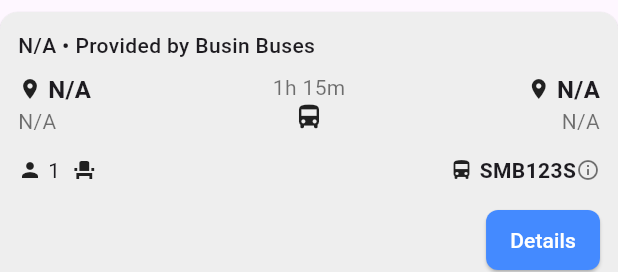
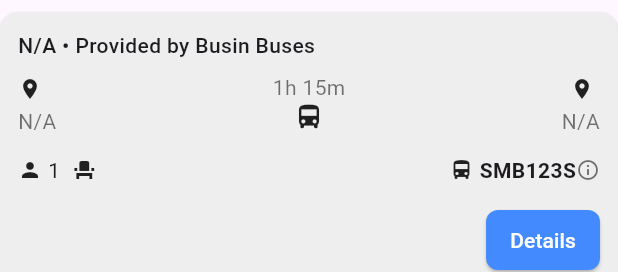
Before and after one commit to HXong/Bussin-Buses, a Flutter app: the BookingCard widget shown alone on an empty page, opened directly with empty values, on a phone screen of 412 x 824 dp. Shown: the top 272 px of the screen. Run offline on Flutter 3.47's test engine with Material 3 defaults, Android fonts, the phone set to English and light mode, and no system bars; our stand-ins replace flutter_map, flutter_svg, geolocator, latlong2, supabase_flutter; missing offline and left inert: flutter_map_location_marker; accounts and stored records are empty; network calls fail.

Commit message:
Add files via upload

```diff
--- a/frontend/lib/pages/CommuterNav/booking_nav.dart
+++ b/frontend/lib/pages/CommuterNav/booking_nav.dart
@@ -23,7 +23,7 @@ class _BookingNavState extends State<BookingNav> {
   @override
   Widget build(BuildContext context) {
     final commuterVM = Provider.of<CommuterViewModel>(context);
-    final schedule = commuterVM.scheduleData;
+    final schedule = commuterVM.selectedSchedule;
 
     return Scaffold(
       appBar: AppBar(
@@ -173,7 +173,7 @@ class _ConfirmDetailScreen extends State<ConfirmDetailScreen> {
   @override
   Widget build(BuildContext context) {
     final commuterVM = Provider.of<CommuterViewModel>(context);
-    final schedule = commuterVM.scheduleData;
+    final schedule = commuterVM.selectedSchedule;
 
     return GestureDetector(
       onTap: isConfirm ? exitScreen : null,
--- a/frontend/lib/pages/CommuterNav/upcoming_booking.dart
+++ b/frontend/lib/pages/CommuterNav/upcoming_booking.dart
@@ -1,51 +1,46 @@
-import 'package:bussin_buses/pages/CommuterNav/ticket_nav.dart';
 import 'package:flutter/material.dart';
 import 'package:intl/intl.dart';
-import 'booking_detail_screen.dart';
+import 'package:bussin_buses/models/Booking.dart';
+import 'package:bussin_buses/pages/CommuterNav/booking_detail_screen.dart';
+import 'package:bussin_buses/pages/CommuterNav/ticket_nav.dart';
 
 class BookingCard extends StatelessWidget {
-  final Map<String, dynamic> booking;
+  final Booking booking;
   const BookingCard({required this.booking});
 
   @override
   Widget build(BuildContext context) {
-    final scheduleTimeRaw = booking['schedule_id']?['time']?.toString();
-    final pickup = booking['schedule_id']?['pickup']?['location_name'] ?? 'N/A';
-    final destination = booking['schedule_id']?['destination']?['location_name'] ?? 'N/A';
-    final seatNumber = booking['seat_id']?['seat_number']?.toString() ?? 'N/A';
-    final scheduleDateRaw = booking['schedule_id']?['date'];
+    final schedule = booking.schedule;
+    final pickup = schedule?.pickup ?? 'N/A';
+    final destination = schedule?.destination ?? 'N/A';
+    final seatNumber = booking.seatNumber ?? 'N/A';
+
     String departureTime = 'N/A';
     String arrivalTime = 'N/A';
     String scheduleDate = 'N/A';
 
-    if (scheduleDateRaw != null) {
+    if (schedule != null) {
       try {
-        final parsedDate = DateTime.parse(scheduleDateRaw);
+        final parsedDate = DateTime.parse(schedule.date);
         scheduleDate = DateFormat('dd MMM, yyyy').format(parsedDate).toUpperCase();
-      } catch (e) {
-        print("Date parsing error: $e");
-      }
-    }
 
-    if (scheduleTimeRaw != null && scheduleTimeRaw.contains(':')) {
-      try {
-        final parts = scheduleTimeRaw.split(':');
+        final parts = schedule.time.split(':');
         final hour = int.tryParse(parts[0]) ?? 0;
         final minute = int.tryParse(parts[1]) ?? 0;
         final departureDateTime = DateTime(2025, 1, 20, hour, minute);
-        final arrivalDateTime = departureDateTime.add(Duration(hours: 1, minutes: 15));
+        final arrivalDateTime = departureDateTime.add(const Duration(hours: 1, minutes: 15));
+
         departureTime = DateFormat('HH:mm').format(departureDateTime);
         arrivalTime = DateFormat('HH:mm').format(arrivalDateTime);
-
       } catch (e) {
-        print("Time calculation error: $e");
+        print("Time/date parsing error: $e");
       }
     }
 
     return Card(
       color: Colors.grey[200],
       shape: RoundedRectangleBorder(borderRadius: BorderRadius.circular(12)),
-      margin: EdgeInsets.symmetric(vertical: 8),
+      margin: const EdgeInsets.symmetric(vertical: 8),
       child: Padding(
         padding: const EdgeInsets.all(12.0),
         child: Column(
@@ -53,9 +48,9 @@ class BookingCard extends StatelessWidget {
           children: [
             Text(
               "$scheduleDate • Provided by Busin Buses",
-              style: TextStyle(fontWeight: FontWeight.w500, fontSize: 14),
+              style: const TextStyle(fontWeight: FontWeight.w500, fontSize: 14),
             ),
-            SizedBox(height: 8),
+            const SizedBox(height: 8),
             Row(
               crossAxisAlignment: CrossAxisAlignment.start,
               children: [
@@ -65,17 +60,17 @@ class BookingCard extends StatelessWidget {
                     children: [
                       Row(
                         children: [
-                          Icon(Icons.location_on, size: 16),
-                          SizedBox(width: 4),
-                          Text(pickup, style: TextStyle(fontWeight: FontWeight.bold, fontSize: 16)),
+                          const Icon(Icons.location_on, size: 16),
+                          const SizedBox(width: 4),
+                          Text(pickup, style: const TextStyle(fontWeight: FontWeight.bold, fontSize: 16)),
                         ],
                       ),
-                      Text(departureTime, style: TextStyle(fontSize: 14, color: Colors.black54)),
+                      Text(departureTime, style: const TextStyle(fontSize: 14, color: Colors.black54)),
                     ],
                   ),
                 ),
                 Column(
-                  children: [
+                  children: const [
                     Text("1h 15m", style: TextStyle(fontSize: 14, color: Colors.black54)),
                     Icon(Icons.directions_bus, size: 20),
                   ],
@@ -87,34 +82,34 @@ class BookingCard extends StatelessWidget {
                       Row(
                         mainAxisAlignment: MainAxisAlignment.end,
                         children: [
-                          Icon(Icons.location_on, size: 16),
-                          SizedBox(width: 4),
-                          Text(destination, style: TextStyle(fontWeight: FontWeight.bold, fontSize: 16)),
+                          const Icon(Icons.location_on, size: 16),
+                          const SizedBox(width: 4),
+                          Text(destination, style: const TextStyle(fontWeight: FontWeight.bold, fontSize: 16)),
                         ],
                       ),
-                      Text(arrivalTime, style: TextStyle(fontSize: 14, color: Colors.black54)),
+                      Text(arrivalTime, style: const TextStyle(fontSize: 14, color: Colors.black54)),
                     ],
                   ),
                 ),
               ],
             ),
-            SizedBox(height: 12),
+            const SizedBox(height: 12),
             Row(
               mainAxisAlignment: MainAxisAlignment.spaceBetween,
               children: [
                 Row(
                   children: [
-                    Icon(Icons.person, size: 16),
-                    SizedBox(width: 4),
-                    Text("1", style: TextStyle(fontSize: 14)),
-                    SizedBox(width: 8),
-                    Icon(Icons.event_seat, size: 16),
-                    SizedBox(width: 4),
-                    Text(seatNumber, style: TextStyle(fontSize: 14)),
+                    const Icon(Icons.person, size: 16),
+                    const SizedBox(width: 4),
+                    const Text("1", style: TextStyle(fontSize: 14)),
+                    const SizedBox(width: 8),
+                    const Icon(Icons.event_seat, size: 16),
+                    const SizedBox(width: 4),
+                    Text(seatNumber, style: const TextStyle(fontSize: 14)),
                   ],
                 ),
                 Row(
-                  children: [
+                  children: const [
                     Icon(Icons.directions_bus, size: 16),
                     SizedBox(width: 4),
                     Text("SMB123S", style: TextStyle(fontSize: 14, fontWeight: FontWeight.bold)),
@@ -123,11 +118,11 @@ class BookingCard extends StatelessWidget {
                 ),
               ],
             ),
-            SizedBox(height: 12),
-            booking['is_checked_in'] == true
+            const SizedBox(height: 12),
+            booking.isCheckedIn
                 ? Row(
               mainAxisAlignment: MainAxisAlignment.end,
-              children: [
+              children: const [
                 Text(
                   "Checked In",
                   style: TextStyle(
@@ -156,16 +151,13 @@ class BookingCard extends StatelessWidget {
                   },
                   style: ElevatedButton.styleFrom(
                     backgroundColor: Colors.blueAccent,
-                    shape: RoundedRectangleBorder(
-                      borderRadius: BorderRadius.circular(8),
-                    ),
-                    padding: EdgeInsets.symmetric(horizontal: 16, vertical: 8),
+                    shape: RoundedRectangleBorder(borderRadius: BorderRadius.circular(8)),
+                    padding: const EdgeInsets.symmetric(horizontal: 16, vertical: 8),
                   ),
-                  child: Text("Details", style: TextStyle(color: Colors.white)),
+                  child: const Text("Details", style: TextStyle(color: Colors.white)),
                 ),
               ],
-            )
-
+            ),
           ],
         ),
       ),
```
Also changed, not shown: frontend/lib/pages/CommuterNav/booking_detail_screen.dart (+34 -47 lines), frontend/lib/pages/CommuterNav/ticket_nav.dart (+15 -59 lines).
